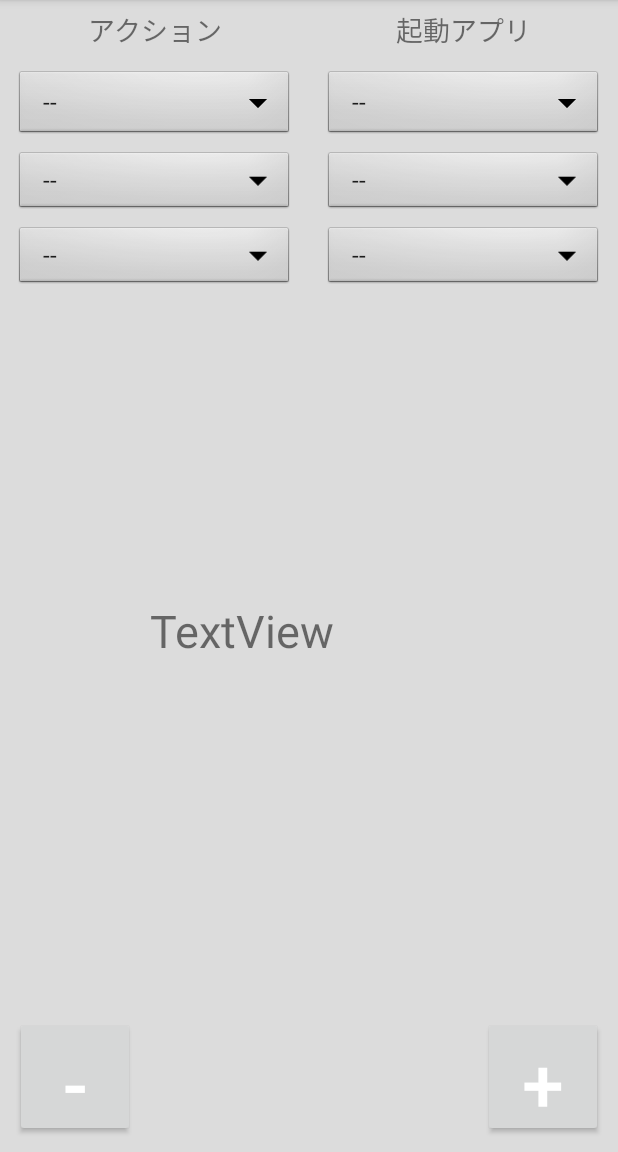
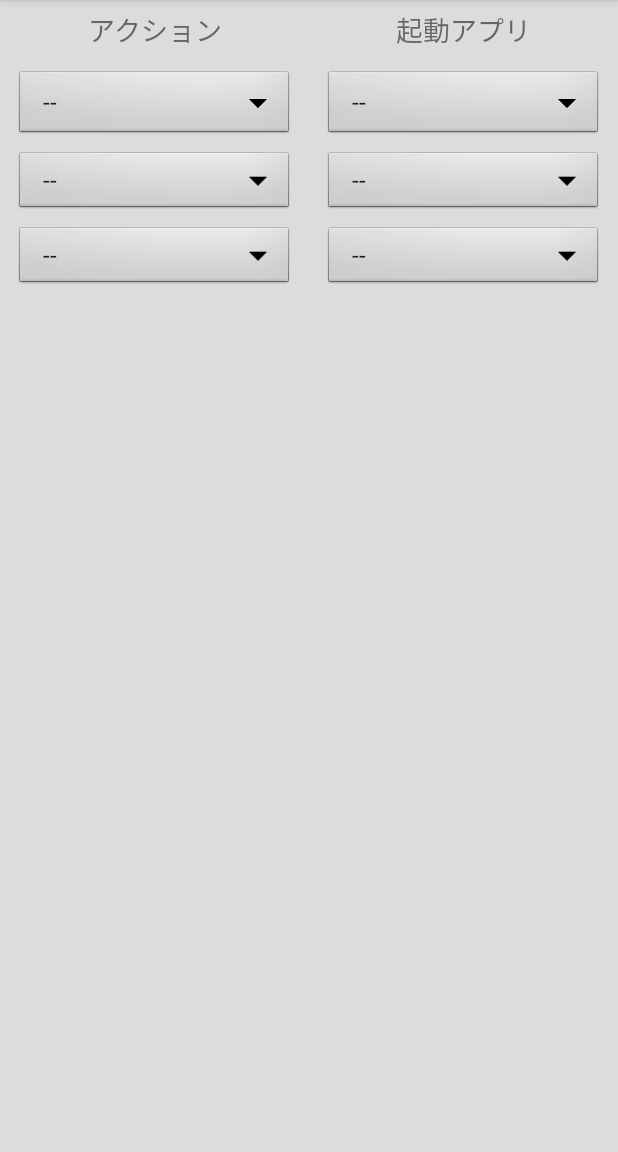
Before and after one commit to HiroDrop/Interface, an Android app: the screen it shows after launch (MainActivity), on a phone screen of 412 x 824 dp, the part 84-1236 px from its top. Run offline under Robolectric (Android 15) with nearby library versions, the phone set to English and light mode, and no system bars.

Commit message:
一旦完成？

```diff
--- a/Interface/app/src/main/java/com/example/transformer/interface1/MainActivity.java
+++ b/Interface/app/src/main/java/com/example/transformer/interface1/MainActivity.java
@@ -204,8 +204,6 @@ public class MainActivity extends AppCompatActivity implements SensorEventListen
             float RAD2DEG = (float)( 180.0f / Math.PI);
             sensorX = (float)(attitude[1] * RAD2DEG);
             sensorY = (float)(attitude[2] * RAD2DEG);
-            TextView t = (TextView)findViewById(R.id.sensorY);
-            t.setText(String.valueOf(sensorY));
             if(sensorX > -90.0f) {
                 if (sensorY > th){
                     Log.i("motion", "right");
@@ -257,18 +255,16 @@ public class MainActivity extends AppCompatActivity implements SensorEventListen
     //カメラ起動
     private void startCamera(){
         if(appList[0] != null){
-            startActivity(appList[0]);
             return;
         }
         appList[0] = new Intent("android.media.action.IMAGE_CAPTURE");
-        appList[0].setFlags(Intent.FLAG_ACTIVITY_CLEAR_TOP);
+        appList[0].setFlags(Intent.FLAG_ACTIVITY_CLEAR_TASK);
         startActivityForResult(appList[0], APP.CAMERA.getIdx());;
     }
 
     //ダイアル起動
     private void startDial(){
         if(appList[1] != null){
-            startActivity(appList[1]);
             return;
         }
         appList[1] = new Intent(Intent.ACTION_DIAL);
@@ -279,7 +275,6 @@ public class MainActivity extends AppCompatActivity implements SensorEventListen
     //ブラウザ起動
     private void startBrowser(){
         if(appList[2] != null){
-            startActivity(appList[2]);
             return;
         }
         Uri uri = Uri.parse("https://www.google.co.jp/");
--- a/Interface/app/src/main/res/layout/activity_menu.xml
+++ b/Interface/app/src/main/res/layout/activity_menu.xml
@@ -9,15 +9,6 @@
     <FrameLayout
         android:layout_width="match_parent"
         android:layout_height="match_parent">
-
-        <TextView
-            android:id="@+id/sensorY"
-            android:layout_width="152dp"
-            android:layout_height="100dp"
-            android:layout_marginLeft="100dp"
-            android:layout_marginTop="400dp"
-            android:text="TextView"
-            android:textSize="30sp" />
 
         <ScrollView
             android:layout_width="match_parent"
@@ -172,36 +163,6 @@
             </GridLayout>
         </ScrollView>
 
-        <Button
-            android:id="@+id/minusbutton"
-            android:layout_width="80dp"
-            android:layout_height="80dp"
-            android:layout_column="1"
-            android:layout_gravity="bottom|left"
-            android:layout_marginBottom="10dp"
-            android:layout_marginLeft="10dp"
-            android:layout_row="10"
-            android:elevation="0dp"
-            android:text="-"
-            android:textColor="@android:color/white"
-            android:textIsSelectable="false"
-            android:textSize="50sp" />
-
-        <Button
-            android:id="@+id/plusbutton"
-            android:layout_width="80dp"
-            android:layout_height="80dp"
-            android:layout_column="1"
-            android:layout_gravity="bottom|right"
-            android:layout_marginBottom="10dp"
-            android:layout_marginRight="10dp"
-            android:layout_row="10"
-            android:elevation="0dp"
-            android:text="+"
-            android:textColor="@android:color/white"
-            android:textIsSelectable="false"
-            android:textSize="50sp" />
-
     </FrameLayout>
 
 </LinearLayout>
```
